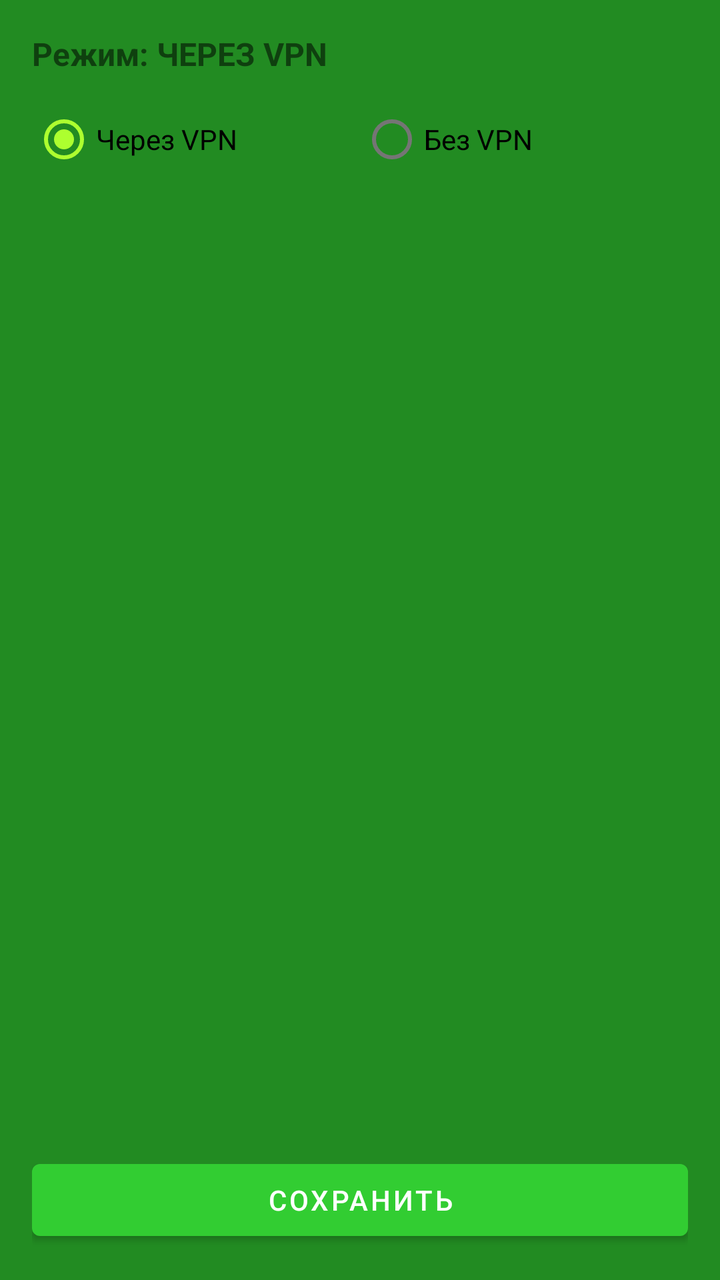
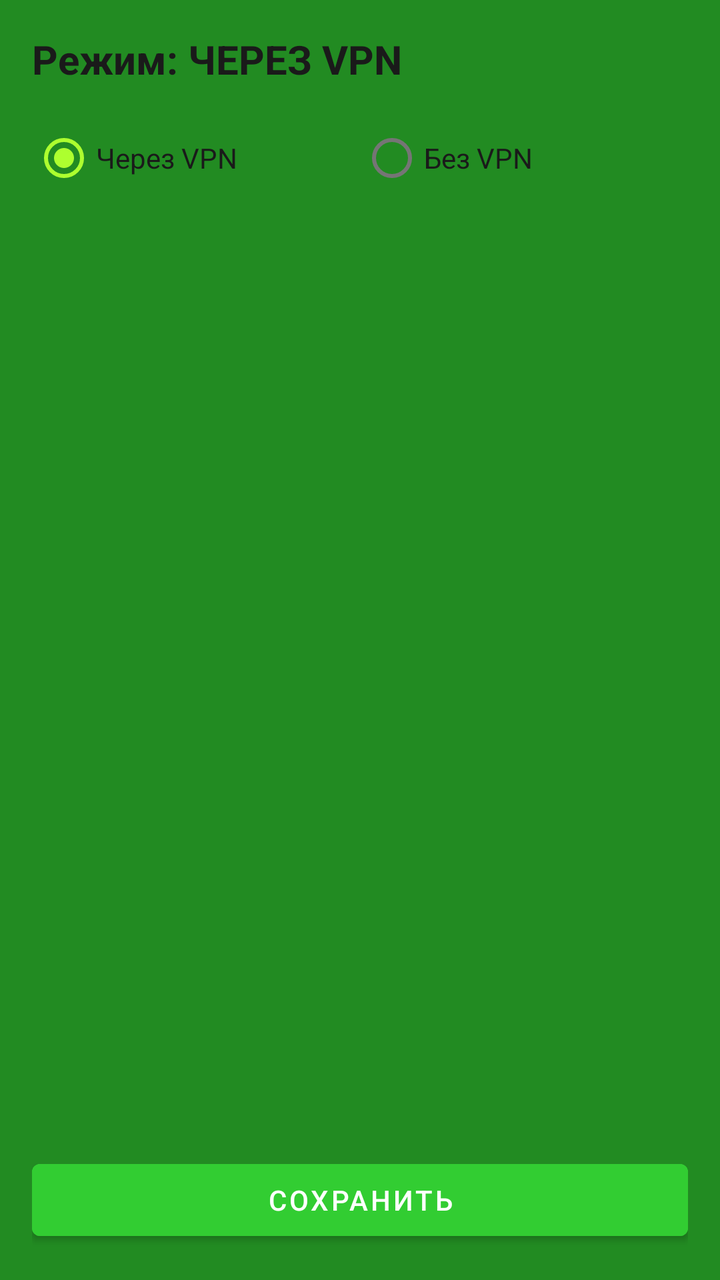

The first picture is an Android layout as it rendered before a commit; the second is the same layout after the commit. The layout source and the unified diff follow.
<!-- AndroidManifest.xml: application theme Theme.Config -->
<!-- res/layout/activity_app_vpn.xml -->
<?xml version="1.0" encoding="utf-8"?>
<LinearLayout xmlns:android="http://schemas.android.com/apk/res/android"
    android:layout_width="match_parent"
    android:layout_height="match_parent"
    android:orientation="vertical"
    android:padding="16dp">

    <TextView
        android:id="@+id/tvMode"
        android:layout_width="match_parent"
        android:layout_height="wrap_content"
        android:text="Режим: ЧЕРЕЗ VPN"
        android:textSize="16sp"
        android:textStyle="bold"
        android:paddingBottom="8dp" />

    <RadioGroup
        android:id="@+id/radioGroup"
        android:layout_width="match_parent"
        android:layout_height="wrap_content"
        android:orientation="horizontal"
        android:layout_marginBottom="8dp">

        <RadioButton
            android:id="@+id/rbVpnOn"
            android:layout_width="0dp"
            android:layout_height="wrap_content"
            android:layout_weight="1"
            android:text="Через VPN"
            android:checked="true" />

        <RadioButton
            android:id="@+id/rbVpnOff"
            android:layout_width="0dp"
            android:layout_height="wrap_content"
            android:layout_weight="1"
            android:text="Без VPN" />
    </RadioGroup>

    <androidx.recyclerview.widget.RecyclerView
        android:id="@+id/rvApps"
        android:layout_width="match_parent"
        android:layout_height="0dp"
        android:layout_weight="1" />

    <Button
        android:id="@+id/btnSave"
        android:layout_width="match_parent"
        android:layout_height="wrap_content"
        android:text="Сохранить" />
</LinearLayout>
<!-- resources referenced by this layout -->
<resources>
  <style name="Theme.Config" parent="Theme.MaterialComponents.DayNight.NoActionBar">
          <item name="colorPrimary">@color/green_500</item>
          <item name="colorPrimaryVariant">@color/green_700</item>
          <item name="colorOnPrimary">@color/white</item>
          <item name="colorSecondary">@color/lime_200</item>
          <item name="colorSecondaryVariant">@color/lime_500</item>
          <item name="colorOnSecondary">@color/black</item>
          <item name="android:statusBarColor">@color/green_700</item>
          <item name="android:navigationBarColor">@color/black</item>
          <item name="android:windowBackground">@color/green_700</item>
      </style>
  <color name="green_500">#FF32CD32</color>
  <color name="green_700">#FF228B22</color>
  <color name="white">#FFFFFFFF</color>
  <color name="lime_200">#FFADFF2F</color>
  <color name="lime_500">#FF7CFC00</color>
  <color name="black">#FF000000</color>
</resources>

<!-- the commit's change to res/layout/activity_app_vpn.xml (unified diff, before → after) -->
@@ -1,25 +1,28 @@
 <?xml version="1.0" encoding="utf-8"?>
-<LinearLayout xmlns:android="http://schemas.android.com/apk/res/android"
+<LinearLayout
+    xmlns:android="http://schemas.android.com/apk/res/android"
     android:layout_width="match_parent"
     android:layout_height="match_parent"
     android:orientation="vertical"
-    android:padding="16dp">
+    android:padding="16dp"
+    android:background="#228B22">
 
     <TextView
         android:id="@+id/tvMode"
-        android:layout_width="match_parent"
+        android:layout_width="wrap_content"
         android:layout_height="wrap_content"
         android:text="Режим: ЧЕРЕЗ VPN"
-        android:textSize="16sp"
+        android:textSize="20sp"
         android:textStyle="bold"
-        android:paddingBottom="8dp" />
+        android:textColor="#1a1a1a"
+        android:layout_marginBottom="12dp" />
 
     <RadioGroup
         android:id="@+id/radioGroup"
         android:layout_width="match_parent"
         android:layout_height="wrap_content"
         android:orientation="horizontal"
-        android:layout_marginBottom="8dp">
+        android:layout_marginBottom="12dp">
 
         <RadioButton
             android:id="@+id/rbVpnOn"
@@ -27,6 +30,7 @@
             android:layout_height="wrap_content"
             android:layout_weight="1"
             android:text="Через VPN"
+            android:textColor="#1a1a1a"
             android:checked="true" />
 
         <RadioButton
@@ -34,18 +38,32 @@
             android:layout_width="0dp"
             android:layout_height="wrap_content"
             android:layout_weight="1"
-            android:text="Без VPN" />
+            android:text="Без VPN"
+            android:textColor="#1a1a1a" />
     </RadioGroup>
+
+    <ProgressBar
+        android:id="@+id/progressBar"
+        android:layout_width="wrap_content"
+        android:layout_height="wrap_content"
+        android:layout_gravity="center"
+        android:visibility="gone"
+        android:layout_marginBottom="12dp" />
 
     <androidx.recyclerview.widget.RecyclerView
         android:id="@+id/rvApps"
         android:layout_width="match_parent"
         android:layout_height="0dp"
-        android:layout_weight="1" />
+        android:layout_weight="1"
+        android:visibility="visible" />
 
     <Button
         android:id="@+id/btnSave"
         android:layout_width="match_parent"
         android:layout_height="wrap_content"
-        android:text="Сохранить" />
+        android:text="СОХРАНИТЬ"
+        android:textColor="#FFFFFF"
+        android:backgroundTint="#32CD32"
+        android:layout_marginTop="12dp" />
+
 </LinearLayout>
